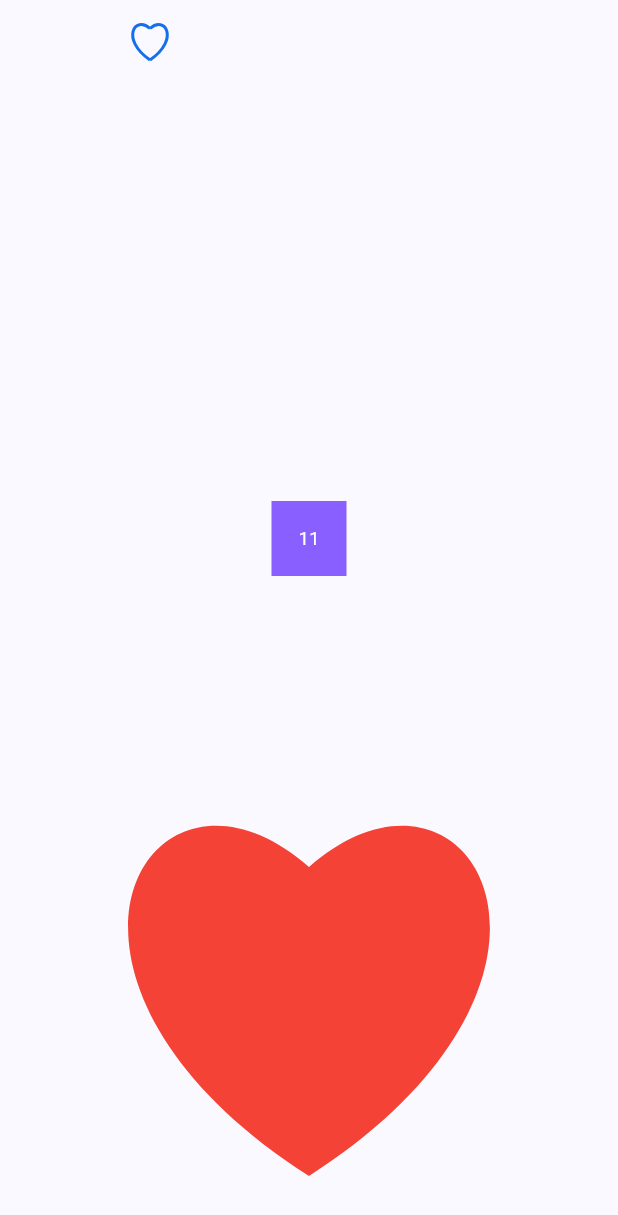
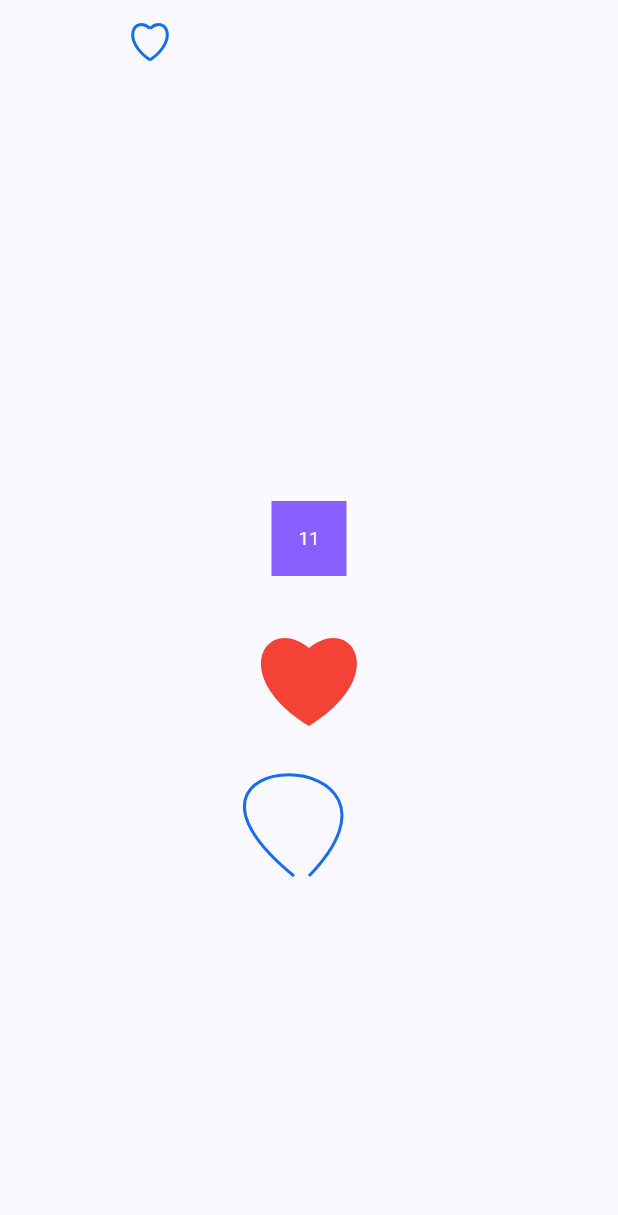
Before and after one commit to LoveNote520/LoveWords, a Flutter app: the HomePage screen opened directly, after a tap on "11", on a phone screen of 412 x 824 dp. Shown: the top 1215 px of the screen. Run offline on Flutter 3.47's test engine with Material 2 defaults, Android fonts, the phone set to English and light mode, and no system bars; missing offline and left inert: flutter_foreground_task.

Commit message:
miss动画

```diff
--- a/lib/main.dart
+++ b/lib/main.dart
@@ -15,7 +15,7 @@ class MyApp extends StatelessWidget {
         colorScheme: ColorScheme.fromSeed(seedColor: Colors.deepPurple),
         useMaterial3: true,
       ),
-      home: const HomePage(),
+      home: const MissPage(),
     );
   }
 
--- a/lib/pages/home_page.dart
+++ b/lib/pages/home_page.dart
@@ -5,6 +5,7 @@ import 'package:flutter_foreground_task/flutter_foreground_task.dart';
 
 import '../widget/animate_button.dart';
 import '../widget/animate_text.dart';
+import '../widget/paint_page.dart';
 
 @pragma('vm:entry-point')
 void startCallback() {
@@ -38,7 +39,7 @@ class _HomePageState extends State<HomePage> {
             Center(
               child: GestureDetector(
                 onTap: () {
-                  setState((){});
+
                   // final ReceivePort? receivePort = FlutterForegroundTask.receivePort;
                   // final bool isRegistered = _registerReceivePort(receivePort);
                   // FlutterForegroundTask.startService(
@@ -62,17 +63,7 @@ class _HomePageState extends State<HomePage> {
 
             ),
             AnimateButton(),
-
-            // Container(
-            //   padding: const EdgeInsets.all(8.0),
-            //   decoration: BoxDecoration(
-            //     border: Border(
-            //       top: BorderSide(width: 12.0, color: Colors.lightBlue.shade50),
-            //       bottom: BorderSide(width: 16.0, color: Colors.lightBlue.shade900),
-            //     ),
-            //   ),
-            //   child: const Text('Flutter in the sky', textAlign: TextAlign.center),
-            // )
+            PaintPage(),
           ],
         ),
       ),
--- a/lib/pages/index.dart
+++ b/lib/pages/index.dart
@@ -1 +1,2 @@
 export 'home_page.dart';
+export 'miss_page.dart';
--- a/lib/widget/animate_button.dart
+++ b/lib/widget/animate_button.dart
@@ -1,4 +1,4 @@
-import 'dart:math';
+import 'dart:async';
 
 import 'package:flutter/material.dart';
 
@@ -14,7 +14,8 @@ class _AnimateButtonState extends State<AnimateButton>  with SingleTickerProvide
 
   final Duration animDuration = const Duration(milliseconds: 1000);
 
-
+     late Stream stream ;
+  late  StreamController  streamController;
 
   @override
   void initState() {
@@ -27,24 +28,8 @@ class _AnimateButtonState extends State<AnimateButton>  with SingleTickerProvide
 
 
     return GestureDetector(
-      onTap: _startAnim,
-      // child: ClipPath.shape(
-      //   child: Container(
-      //     color: Colors.pinkAccent,
-      //     height: 300,
-      //     width: 300,
-      //   ),
-      //   // shape: const BeveledRectangleBorder(
-      //   //   side: BorderSide(width: 1, color: Colors.red),
-      //   //   borderRadius: BorderRadius.only(
-      //   //       bottomLeft: Radius.circular(150),
-      //   //       bottomRight: Radius.circular(150),
-      //   //       topRight: Radius.circular(60),
-      //   //       topLeft: Radius.circular(60)),
-      //   // ),
-      //
-      //   shape: SimpleShapeBoder(),
-      // ),
+      onTapDown: _startAnim,
+      onTapUp: _upAnim,
       child: AnimatedBuilder(
         animation: _ctrl,
         builder: (BuildContext context, Widget? child) {
@@ -52,18 +37,9 @@ class _AnimateButtonState extends State<AnimateButton>  with SingleTickerProvide
             clipper:const GuidingStarClipper() ,
             child: Container(
               color: color,
-              height: 400,
-              width: 300,
+              height:100,
+              width: 80,
             ),
-            // shape: const BeveledRectangleBorder(
-            //   side: BorderSide(width: 1, color: Colors.red),
-            //   borderRadius: BorderRadius.only(
-            //       bottomLeft: Radius.circular(150),
-            //       bottomRight: Radius.circular(150),
-            //       topRight: Radius.circular(60),
-            //       topLeft: Radius.circular(60)),
-            // ),
-
           );
         },
       ),
@@ -71,148 +47,33 @@ class _AnimateButtonState extends State<AnimateButton>  with SingleTickerProvide
   }
 
 
-  Color get color => Color.lerp(Colors.red, Colors.cyan,_ctrl.value )!;
-    void _startAnim() {
+  Color get color => Color.lerp(Colors.red, const Color(0xff550A06),_ctrl.value )!;
+    void _startAnim(TapDownDetails details) {
       _ctrl.forward();
-     // _ctrl.reset();
     }
-
-}
-
-class SimpleShapeBoder extends ShapeBorder {
-  @override
-  // TODO: implement dimensions
-  EdgeInsetsGeometry get dimensions => EdgeInsets.zero;
-
-  @override
-  Path getInnerPath(Rect rect, {TextDirection? textDirection}) {
-    var path = Path();
-    return path;
-  }
-
-  @override
-  Path getOuterPath(Rect rect, {TextDirection? textDirection}) {
-    // var path = Path();
-    // path.addRRect(RRect.fromRectAndRadius(rect, Radius.circular(10)));
-    // var w = rect.width;
-    // var h = rect.height;
-    // var radius = 0.2*h;
-    // var pl= 0.1*h;
-    // var pt= 0.1*h;
-    // var left = w - radius - pl;
-    // var top = pt;
-    // var right = left + radius;
-    // var bottom = top + radius;
-    // path.addOval(Rect.fromLTRB(left, top, right, bottom));
-    // path.fillType = PathFillType.evenOdd;
-    var path = Path();
-    return path;
-
-  }
-
-  @override
-  void paint(Canvas canvas, Rect rect, {TextDirection? textDirection}) {
-    var paint = Paint()
-      ..color = Colors.orange
-      ..strokeWidth = 2.0
-      ..style = PaintingStyle.stroke
-      ..strokeJoin = StrokeJoin.round;
-    var w = rect.width;
-    var h = rect.height;
-    canvas.drawCircle(Offset(0.3*h,0.23*h), 0.12*h, paint);
-    canvas.drawCircle(Offset(0.3*h,0.23*h), 0.06*h, paint..style=PaintingStyle.fill..color=Colors.black);
-   //  Path leftPath = Path();
-   //  Path rightPath = Path();
-   // const blue = Color(0xFF156FEC);
-   //  final _paint1 = Paint()
-   //    ..color = blue
-   //    ..strokeWidth = 2.0
-   //    ..style = PaintingStyle.stroke;
-   //  double centerX = 0;
-   //  // 绘制背景
-   //  canvas.drawColor(const Color(0xFFF1F1F1), BlendMode.color);
-   //  // 获取屏幕中心点坐标
-   //  // 左半爱心
-   //  leftPath.moveTo(centerX, 400);
-   //  leftPath.cubicTo(centerX - 207, 267, centerX - 107, 100, centerX, 194);
-   //  // 右半爱心
-   //  rightPath.moveTo(centerX, 400);
-   //  rightPath.cubicTo(centerX + 207, 267, centerX + 107, 100, centerX, 194);
-   //  // 绘制曲线
-   //  canvas.drawPath(leftPath, _paint1);
-   //  canvas.drawPath(rightPath, _paint1);
-  }
-
-  @override
-  ShapeBorder scale(double t) {
-    return this;
-  }
+    void _upAnim(TapUpDetails details) {
+       _ctrl.reset();
+    }
 }
 
 
-/*
-class BezierPainter extends CustomPainter {
-  Path leftPath = Path();
-  Path rightPath = Path();
-  static const blue = Color(0xFF156FEC);
-  final _paint1 = Paint()
-    ..color = blue
-    ..strokeWidth = 2.0
-    ..style = PaintingStyle.stroke;
-  double centerX = 0;
-
-  @override
-  void paint(Canvas canvas, Size size) {
-    // 绘制背景
-    canvas.drawColor(const Color(0xFFF1F1F1), BlendMode.color);
-    // 获取屏幕中心点坐标
-    centerX = size.width * 0.5;
-    // 左半爱心
-    leftPath.moveTo(centerX, 400);
-    leftPath.cubicTo(centerX - 207, 267, centerX - 107, 100, centerX, 194);
-    // 右半爱心
-    rightPath.moveTo(centerX, 400);
-    rightPath.cubicTo(centerX + 207, 267, centerX + 107, 100, centerX, 194);
-    // 绘制曲线
-    canvas.drawPath(leftPath, _paint1);
-    canvas.drawPath(rightPath, _paint1);
-  }
-
-  @override
-  bool shouldRepaint(covariant CustomPainter oldDelegate) {
-    return false;
-  }
-}*/
-
 
 class GuidingStarClipper extends CustomClipper<Path> {
-
   const GuidingStarClipper();
-
   @override
   Path getClip(Size size) {
-    Matrix4 m4 = Matrix4.translationValues(size.width/2, size.height/2, 0);
-    Matrix4 scaleM4 = Matrix4.diagonal3Values(2,2,1);
     final leftPath = Path();
     final rightPath = Path();
     Path  path = Path();
     double centerX = 0;
-    // 左上角
     leftPath.moveTo(0, 0);
-    // 右上角
-    // 绘制背景
-    // 左半爱心
     centerX = size.width * 0.5;
-    // 左半爱心
     leftPath.moveTo(centerX, size.height);
-    leftPath.cubicTo(centerX - 207, 267, centerX - 107, 100, centerX, 194);
+    leftPath.cubicTo(centerX - (size.width*0.69), size.height*0.66, centerX - (size.width*0.35), size.height*0.25, centerX, size.height*0.48);
     // 右半爱心
     rightPath.moveTo(centerX, size.height);
-    rightPath.cubicTo(centerX + 207, 267, centerX + 107, 100, centerX, 194);
-
+    rightPath.cubicTo(centerX + (size.width*0.69), size.height*0.66, centerX + (size.width*0.35), size.height*0.25, centerX, size.height*0.48);
     path =  Path.combine(PathOperation.union,leftPath,rightPath);
-    m4.multiply(scaleM4);
-  //  path=path.transform(m4.storage);
     return path;
   }
 
--- /dev/null
+++ b/lib/widget/paint_page.dart
@@ -0,0 +1,43 @@
+import 'package:flutter/material.dart';
+class PaintPage extends StatefulWidget {
+  const PaintPage({Key? key}) : super(key: key);
+
+  @override
+  State<PaintPage> createState() => _PaintPageState();
+}
+
+class _PaintPageState extends State<PaintPage> {
+  @override
+  Widget build(BuildContext context) {
+    return Container(
+      child:    SizedBox(
+        width: 100,
+        height: 100,
+        child: CustomPaint(
+        painter: BzierPainter(),
+    ),
+    ));
+  }
+}
+
+
+class BzierPainter extends CustomPainter{
+  Path leftPath = Path();
+  static const blue = Color(0xFF156FEC);
+  final _paint1 = Paint()
+    ..color = blue
+    ..strokeWidth = 2.0
+    ..style = PaintingStyle.stroke;
+  @override
+  void paint(Canvas canvas, Size size) {
+    leftPath.moveTo(size.width/2, size.height);
+    leftPath.cubicTo(size.width/2 + 87, size.height-90, size.width/2 - 120, size.height-90, size.width/2-10, size.height);
+    canvas.drawPath(leftPath, _paint1);
+  }
+
+  @override
+  bool shouldRepaint(covariant CustomPainter oldDelegate) {
+    return false;
+  }
+
+}
```
Also changed, not shown: lib/pages/miss_page.dart (added, +50 -0 lines), lib/widget/love_shape.dart (added, +38 -0 lines).
